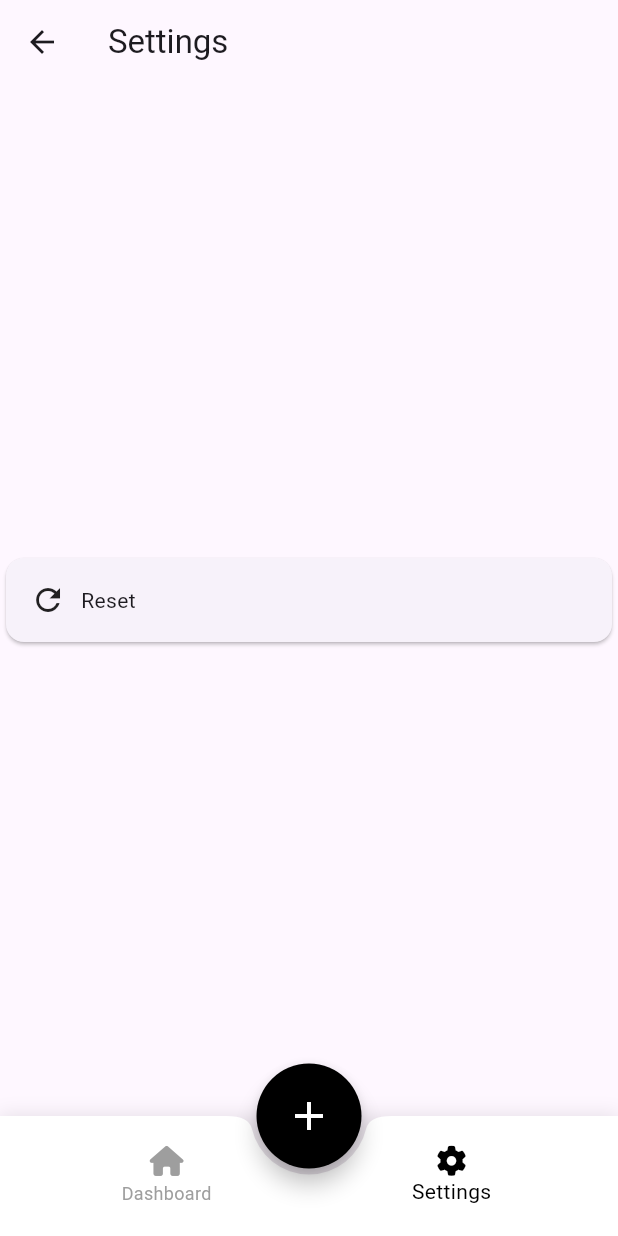
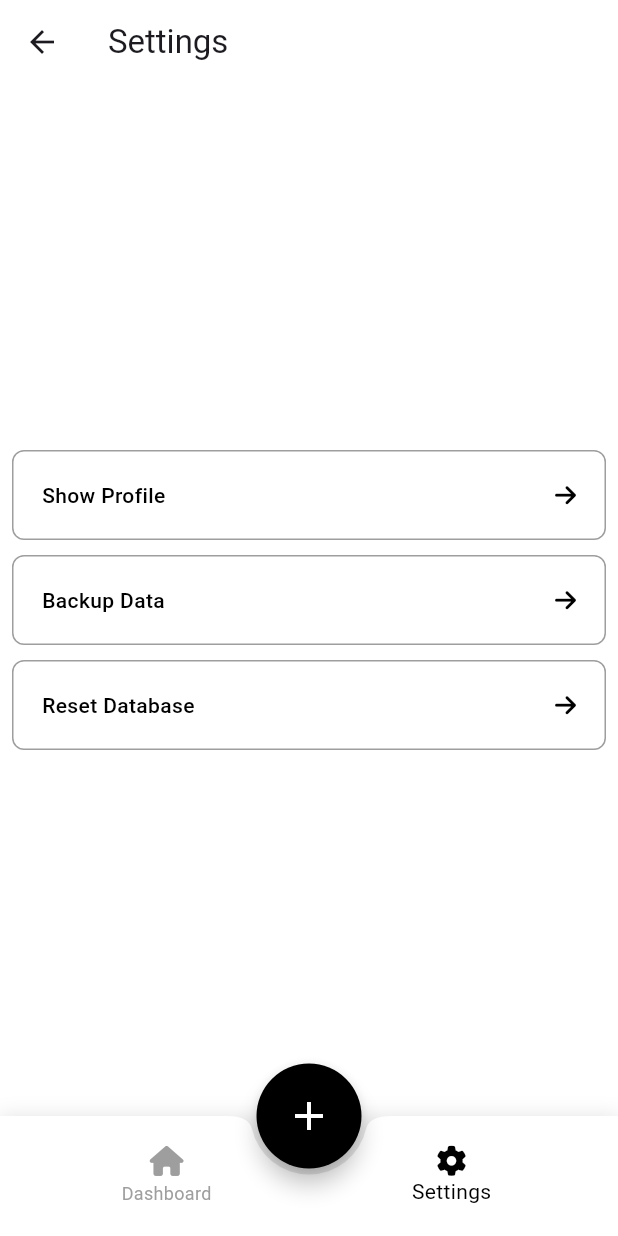
Before and after one commit to amranibrahim19/expenses_tracker, a Flutter app: the screen it shows after launch, item 2 of the bottom bar chosen, on a phone screen of 412 x 824 dp. Run offline on Flutter 3.47's test engine with Material 3 defaults, Android fonts, the light colour scheme and no system bars; our stand-ins replace font_awesome_flutter, image_picker, shared_preferences.

Commit message:
fix input

```diff
--- a/lib/screen/edit_screen.dart
+++ b/lib/screen/edit_screen.dart
@@ -117,7 +117,9 @@ class EditExpenseScreenState extends State<EditExpenseScreen> {
   @override
   Widget build(BuildContext context) {
     return Scaffold(
+      backgroundColor: Colors.white,
       appBar: AppBar(
+        backgroundColor: Colors.white,
         title: const Text('Edit Expense'),
       ),
       body: SingleChildScrollView(
--- a/lib/screen/setting_screen.dart
+++ b/lib/screen/setting_screen.dart
@@ -4,6 +4,7 @@ import 'package:expenses_tracker/helper/helper.dart';
 import 'package:expenses_tracker/screen/add_screen.dart';
 import 'package:expenses_tracker/screen/home.dart';
 import 'package:flutter/material.dart';
+import 'package:font_awesome_flutter/font_awesome_flutter.dart';
 
 class SettingScreen extends StatefulWidget {
   const SettingScreen({super.key});
@@ -110,13 +111,95 @@ class SettingScreenState extends State<SettingScreen> {
   @override
   Widget build(BuildContext context) {
     return Scaffold(
+      backgroundColor: Colors.white,
       appBar: AppBar(
+        backgroundColor: Colors.white,
         title: const Text('Settings'),
       ),
       body: Center(
+        child: Padding(
+          padding: const EdgeInsets.all(8.0),
           child: Column(
             mainAxisAlignment: MainAxisAlignment.center,
             children: [
+              GestureDetector(
+                onTap: () async {
+                  showSuccessSnackbar(context, Colors.black, "Success");
+                },
+                child: Card(
+                  margin:
+                      const EdgeInsets.all(0.0), // Remove the default margin
+                  shape: RoundedRectangleBorder(
+                    side: const BorderSide(
+                        color: Colors.grey, width: 1.0), // Grey border
+                    borderRadius: BorderRadius.circular(8.0),
+                  ),
+                  color: Colors.white,
+                  elevation: 0.0,
+                  child: const Padding(
+                    padding: EdgeInsets.all(20.0), // Padding all around
+                    child: Row(
+                      mainAxisAlignment: MainAxisAlignment.spaceBetween,
+                      children: [
+                        Text(
+                          'Show Profile',
+                          style: TextStyle(
+                              color: Colors.black,
+                              fontSize: 14,
+                              fontWeight: FontWeight.w500),
+                        ),
+                        FaIcon(
+                          FontAwesomeIcons.arrowRight,
+                          color: Colors.black,
+                          size: 16.0, // Adjust the size as needed
+                        ),
+                      ],
+                    ),
+                  ),
+                ),
+              ),
+              const SizedBox(
+                height: 10,
+              ),
+              GestureDetector(
+                onTap: () async {
+                  showSuccessSnackbar(context, Colors.black, "Success");
+                },
+                child: Card(
+                  margin:
+                      const EdgeInsets.all(0.0), // Remove the default margin
+                  shape: RoundedRectangleBorder(
+                    side: const BorderSide(
+                        color: Colors.grey, width: 1.0), // Grey border
+                    borderRadius: BorderRadius.circular(8.0),
+                  ),
+                  color: Colors.white,
+                  elevation: 0.0,
+                  child: const Padding(
+                    padding: EdgeInsets.all(20.0), // Padding all around
+                    child: Row(
+                      mainAxisAlignment: MainAxisAlignment.spaceBetween,
+                      children: [
+                        Text(
+                          'Backup Data',
+                          style: TextStyle(
+                              color: Colors.black,
+                              fontSize: 14,
+                              fontWeight: FontWeight.w500),
+                        ),
+                        FaIcon(
+                          FontAwesomeIcons.arrowRight,
+                          color: Colors.black,
+                          size: 16.0, // Adjust the size as needed
+                        ),
+                      ],
+                    ),
+                  ),
+                ),
+              ),
+              const SizedBox(
+                height: 10,
+              ),
               GestureDetector(
                 onTap: () async {
                   bool confirmed = await _showConfirmationDialog();
@@ -124,20 +207,40 @@ class SettingScreenState extends State<SettingScreen> {
                     _resetDatabase();
                   }
                 },
-              child: const Card(
-                child: Padding(
-                  padding: EdgeInsets.all(16.0),
+                child: Card(
+                  margin:
+                      const EdgeInsets.all(0.0), // Remove the default margin
+                  shape: RoundedRectangleBorder(
+                    side: const BorderSide(
+                        color: Colors.grey, width: 1.0), // Grey border
+                    borderRadius: BorderRadius.circular(8.0),
+                  ),
+                  color: Colors.white,
+                  elevation: 0.0,
+                  child: const Padding(
+                    padding: EdgeInsets.all(20.0), // Padding all around
                     child: Row(
+                      mainAxisAlignment: MainAxisAlignment.spaceBetween,
                       children: [
-                      Icon(Icons.refresh),
-                      SizedBox(width: 10),
-                      Text('Reset'),
+                        Text(
+                          'Reset Database',
+                          style: TextStyle(
+                              color: Colors.black,
+                              fontSize: 14,
+                              fontWeight: FontWeight.w500),
+                        ),
+                        FaIcon(
+                          FontAwesomeIcons.arrowRight,
+                          color: Colors.black,
+                          size: 16.0, // Adjust the size as needed
+                        ),
                       ],
                     ),
                   ),
                 ),
               ),
             ],
+          ),
         ),
       ),
       floatingActionButtonLocation: FloatingActionButtonLocation.centerDocked,
--- a/pubspec.yaml
+++ b/pubspec.yaml
@@ -12,7 +12,6 @@ dependencies:
     sdk: flutter
 
   cupertino_icons: ^1.0.6
-  sqflite: ^2.3.3+1
   path: ^1.9.0
   image_picker: ^1.1.2
   shared_preferences: ^2.2.3
@@ -20,8 +19,6 @@ dependencies:
   intl: ^0.19.0
   font_awesome_flutter: ^10.7.0
   flutter_launcher_icons: ^0.13.1
-  supabase_flutter: ^2.5.8
-  csv: ^6.0.0
   path_provider: ^2.1.3
 
 dev_dependencies:
```
Also changed, not shown: pubspec.lock. Lines whose indentation alone changed are shown as unchanged.
